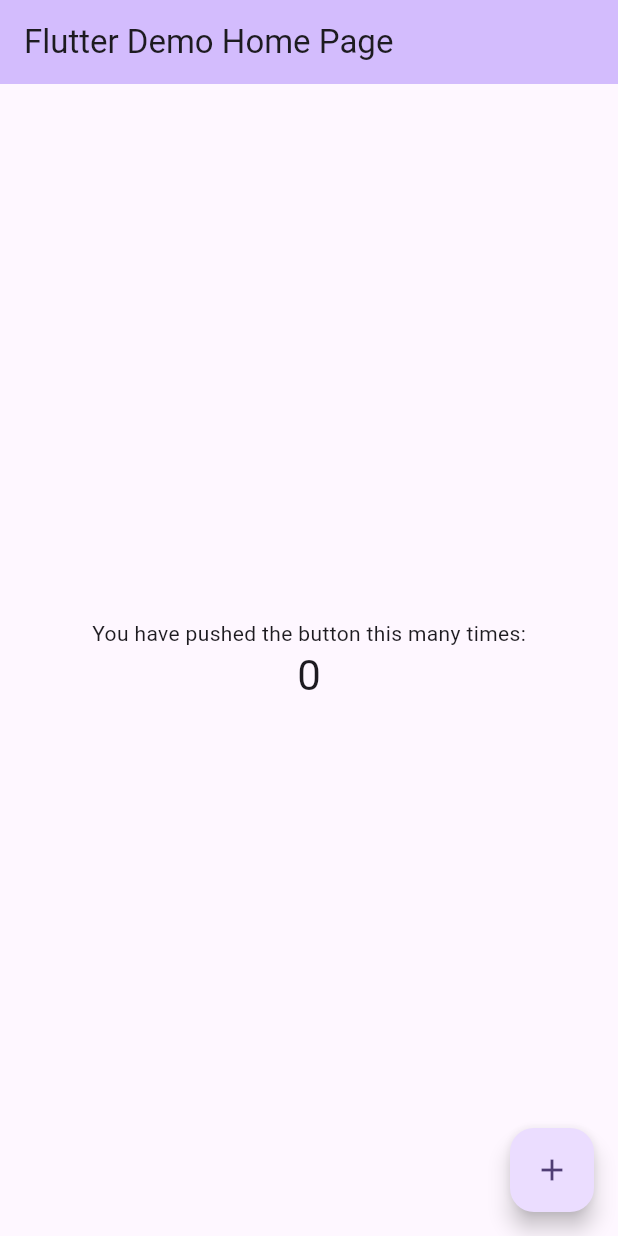
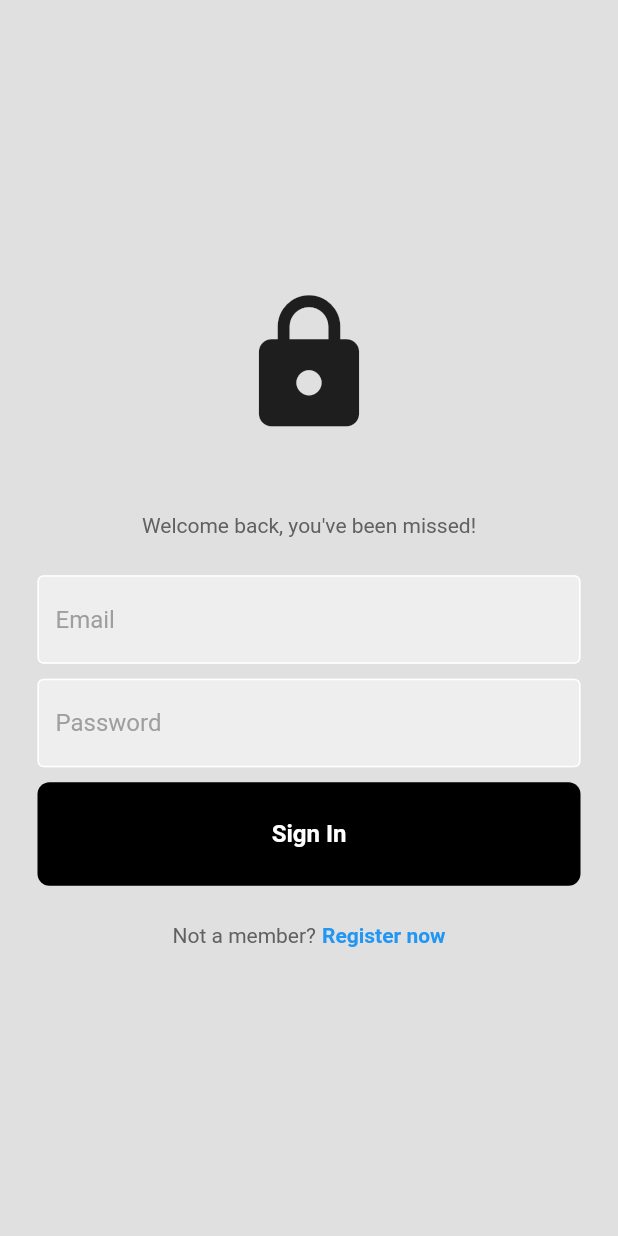
Before and after one commit to ElMala37/SocialMediaAppFlutter, a Flutter app: the screen it shows after launch, on a phone screen of 412 x 824 dp. Run offline on Flutter 3.47's test engine with Material 2 defaults, Android fonts, the phone set to English and light mode, and no system bars.

Commit message:
page de connexion

```diff
--- /dev/null
+++ b/lib/components/button.dart
@@ -0,0 +1,28 @@
+import 'package:flutter/material.dart';
+
+class MyButton extends StatelessWidget {
+  final Function()? onTap;
+  final String text;
+
+  const MyButton({super.key, required this.onTap, required this.text});
+
+  @override
+  Widget build(BuildContext context) {
+    return Container(
+      padding: const EdgeInsets.all(25),
+      decoration: BoxDecoration(
+        color: Colors.black,
+        borderRadius: BorderRadius.circular(8),
+      ),
+      child: Center(
+          child: Text(
+        text,
+        style: const TextStyle(
+          color: Colors.white,
+          fontWeight: FontWeight.bold,
+          fontSize: 16,
+        ),
+      )),
+    );
+  }
+}
--- /dev/null
+++ b/lib/components/text_field.dart
@@ -0,0 +1,33 @@
+import 'package:flutter/material.dart';
+
+class MyTextField extends StatelessWidget {
+  final TextEditingController controller;
+  final String hintText;
+  final bool obscureText;
+
+  const MyTextField(
+      {super.key,
+      required this.controller,
+      required this.hintText,
+      required this.obscureText});
+
+  @override
+  Widget build(BuildContext context) {
+    return TextField(
+      controller: controller,
+      obscureText: obscureText,
+      decoration: InputDecoration(
+        enabledBorder: const OutlineInputBorder(
+          borderSide: BorderSide(color: Colors.white),
+        ),
+        focusedBorder: const OutlineInputBorder(
+          borderSide: BorderSide(color: Colors.white),
+        ),
+        fillColor: Colors.grey.shade200,
+        filled: true,
+        hintText: hintText,
+        hintStyle: TextStyle(color: Colors.grey[500]),
+      ),
+    );
+  }
+}
--- a/lib/main.dart
+++ b/lib/main.dart
@@ -1,4 +1,5 @@
 import 'package:flutter/material.dart';
+import 'package:social_media/pages/login_page.dart';
 
 void main() {
   runApp(const MyApp());
@@ -11,115 +12,8 @@ class MyApp extends StatelessWidget {
   @override
   Widget build(BuildContext context) {
     return MaterialApp(
-      title: 'Flutter Demo',
-      theme: ThemeData(
-        // This is the theme of your application.
-        //
-        // TRY THIS: Try running your application with "flutter run". You'll see
-        // the application has a blue toolbar. Then, without quitting the app,
-        // try changing the seedColor in the colorScheme below to Colors.green
-        // and then invoke "hot reload" (save your changes or press the "hot
-        // reload" button in a Flutter-supported IDE, or press "r" if you used
-        // the command line to start the app).
-        //
-        // Notice that the counter didn't reset back to zero; the application
-        // state is not lost during the reload. To reset the state, use hot
-        // restart instead.
-        //
-        // This works for code too, not just values: Most code changes can be
-        // tested with just a hot reload.
-        colorScheme: ColorScheme.fromSeed(seedColor: Colors.deepPurple),
-        useMaterial3: true,
-      ),
-      home: const MyHomePage(title: 'Flutter Demo Home Page'),
+      debugShowCheckedModeBanner: false,
+      home: LoginPage(),
     );
   }
 }
-
-class MyHomePage extends StatefulWidget {
-  const MyHomePage({super.key, required this.title});
-
-  // This widget is the home page of your application. It is stateful, meaning
-  // that it has a State object (defined below) that contains fields that affect
-  // how it looks.
-
-  // This class is the configuration for the state. It holds the values (in this
-  // case the title) provided by the parent (in this case the App widget) and
-  // used by the build method of the State. Fields in a Widget subclass are
-  // always marked "final".
-
-  final String title;
-
-  @override
-  State<MyHomePage> createState() => _MyHomePageState();
-}
-
-class _MyHomePageState extends State<MyHomePage> {
-  int _counter = 0;
-
-  void _incrementCounter() {
-    setState(() {
-      // This call to setState tells the Flutter framework that something has
-      // changed in this State, which causes it to rerun the build method below
-      // so that the display can reflect the updated values. If we changed
-      // _counter without calling setState(), then the build method would not be
-      // called again, and so nothing would appear to happen.
-      _counter++;
-    });
-  }
-
-  @override
-  Widget build(BuildContext context) {
-    // This method is rerun every time setState is called, for instance as done
-    // by the _incrementCounter method above.
-    //
-    // The Flutter framework has been optimized to make rerunning build methods
-    // fast, so that you can just rebuild anything that needs updating rather
-    // than having to individually change instances of widgets.
-    return Scaffold(
-      appBar: AppBar(
-        // TRY THIS: Try changing the color here to a specific color (to
-        // Colors.amber, perhaps?) and trigger a hot reload to see the AppBar
-        // change color while the other colors stay the same.
-        backgroundColor: Theme.of(context).colorScheme.inversePrimary,
-        // Here we take the value from the MyHomePage object that was created by
-        // the App.build method, and use it to set our appbar title.
-        title: Text(widget.title),
-      ),
-      body: Center(
-        // Center is a layout widget. It takes a single child and positions it
-        // in the middle of the parent.
-        child: Column(
-          // Column is also a layout widget. It takes a list of children and
-          // arranges them vertically. By default, it sizes itself to fit its
-          // children horizontally, and tries to be as tall as its parent.
-          //
-          // Column has various properties to control how it sizes itself and
-          // how it positions its children. Here we use mainAxisAlignment to
-          // center the children vertically; the main axis here is the vertical
-          // axis because Columns are vertical (the cross axis would be
-          // horizontal).
-          //
-          // TRY THIS: Invoke "debug painting" (choose the "Toggle Debug Paint"
-          // action in the IDE, or press "p" in the console), to see the
-          // wireframe for each widget.
-          mainAxisAlignment: MainAxisAlignment.center,
-          children: <Widget>[
-            const Text(
-              'You have pushed the button this many times:',
-            ),
-            Text(
-              '$_counter',
-              style: Theme.of(context).textTheme.headlineMedium,
-            ),
-          ],
-        ),
-      ),
-      floatingActionButton: FloatingActionButton(
-        onPressed: _incrementCounter,
-        tooltip: 'Increment',
-        child: const Icon(Icons.add),
-      ), // This trailing comma makes auto-formatting nicer for build methods.
-    );
-  }
-}
--- /dev/null
+++ b/lib/pages/login_page.dart
@@ -0,0 +1,81 @@
+import 'package:flutter/material.dart';
+
+import '../components/button.dart';
+import '../components/text_field.dart';
+
+class LoginPage extends StatefulWidget {
+  const LoginPage({super.key});
+
+  @override
+  State<LoginPage> createState() => _LoginPageState();
+}
+
+class _LoginPageState extends State<LoginPage> {
+  //text editing controllers
+  final emailTextController = TextEditingController();
+  final passwordTextController = TextEditingController();
+
+  @override
+  Widget build(BuildContext context) {
+    return Scaffold(
+        backgroundColor: Colors.grey[300],
+        body: SafeArea(
+          child: Center(
+            child: Padding(
+              padding: const EdgeInsets.symmetric(horizontal: 25.0),
+              child: Column(
+                mainAxisAlignment: MainAxisAlignment.center,
+                children: [
+                  //logo
+                  const Icon(Icons.lock, size: 100),
+                  const SizedBox(height: 50),
+
+                  //welcome back message
+                  Text("Welcome back, you've been missed!",
+                      style: TextStyle(color: Colors.grey[700])),
+                  const SizedBox(height: 25),
+
+                  //email textfield
+                  MyTextField(
+                      controller: emailTextController,
+                      hintText: 'Email',
+                      obscureText: false),
+                  const SizedBox(height: 10),
+
+                  //password textfiel
+                  MyTextField(
+                      controller: passwordTextController,
+                      hintText: 'Password',
+                      obscureText: true),
+                  const SizedBox(height: 10),
+
+                  //sign in button
+                  MyButton(onTap: () {}, text: 'Sign In'),
+                  const SizedBox(height: 25),
+
+                  //go to register page
+                  Row(
+                    mainAxisAlignment: MainAxisAlignment.center,
+                    children: [
+                      Text("Not a member?",
+                          style: TextStyle(color: Colors.grey[700])),
+                      const SizedBox(width: 4),
+                      GestureDetector(
+                        onTap: () {},
+                        child: const Text(
+                          "Register now",
+                          style: TextStyle(
+                            fontWeight: FontWeight.bold,
+                            color: Colors.blue,
+                          ),
+                        ),
+                      ),
+                    ],
+                  ),
+                ],
+              ),
+            ),
+          ),
+        ));
+  }
+}
```
